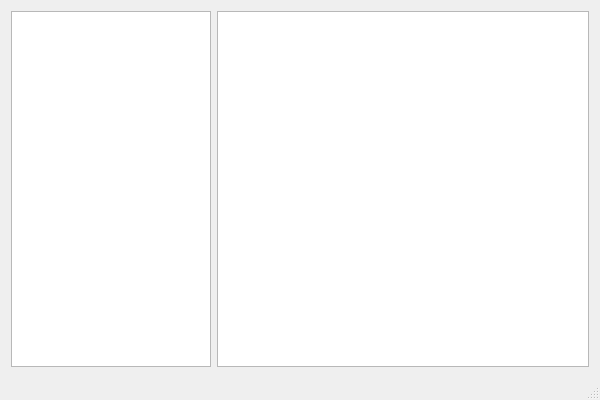
First picture: the form in mainwindow.ui, repository frankleveque/SimpleNoteEditor, before the edit.
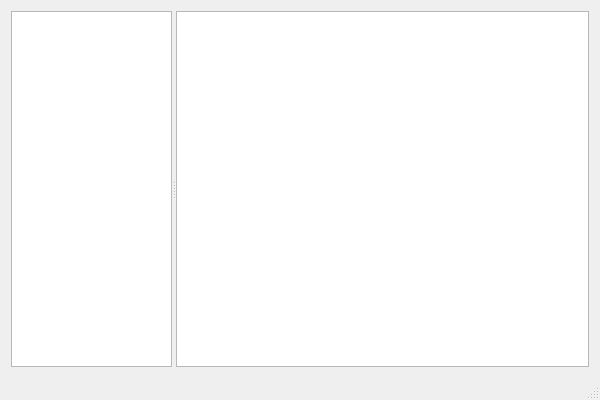
Second picture: the form after the edit.

Commit message: added splitter and disabled text wrapping

Diff of the .ui file:
```diff
--- a/mainwindow.ui
+++ b/mainwindow.ui
@@ -14,34 +14,50 @@
    <string>SimpleNoteEditor - Frank Leveque</string>
   </property>
   <widget class="QWidget" name="centralWidget">
-   <layout class="QHBoxLayout" name="horizontalLayout">
-    <item>
+   <layout class="QGridLayout" name="gridLayout">
+    <item row="0" column="0">
+     <widget class="QSplitter" name="splitter">
+      <property name="orientation">
+       <enum>Qt::Horizontal</enum>
+      </property>
      <widget class="QListView" name="listView">
+       <property name="enabled">
+        <bool>true</bool>
+       </property>
       <property name="sizePolicy">
-       <sizepolicy hsizetype="Fixed" vsizetype="Expanding">
+        <sizepolicy hsizetype="Minimum" vsizetype="Expanding">
         <horstretch>0</horstretch>
         <verstretch>0</verstretch>
        </sizepolicy>
       </property>
       <property name="minimumSize">
        <size>
-        <width>200</width>
+         <width>0</width>
         <height>0</height>
        </size>
       </property>
       <property name="maximumSize">
        <size>
-        <width>200</width>
+         <width>16777215</width>
         <height>16777215</height>
        </size>
       </property>
       <property name="contextMenuPolicy">
        <enum>Qt::CustomContextMenu</enum>
       </property>
-     </widget>
-    </item>
-    <item>
-     <widget class="QPlainTextEdit" name="plainTextEdit"/>
+       <property name="sizeAdjustPolicy">
+        <enum>QAbstractScrollArea::AdjustToContents</enum>
+       </property>
+       <property name="resizeMode">
+        <enum>QListView::Adjust</enum>
+       </property>
+      </widget>
+      <widget class="QPlainTextEdit" name="plainTextEdit">
+       <property name="lineWrapMode">
+        <enum>QPlainTextEdit::NoWrap</enum>
+       </property>
+      </widget>
+     </widget>
     </item>
    </layout>
   </widget>
```
Lines whose indentation alone changed are shown as unchanged. The commit also changes 2 other files.
